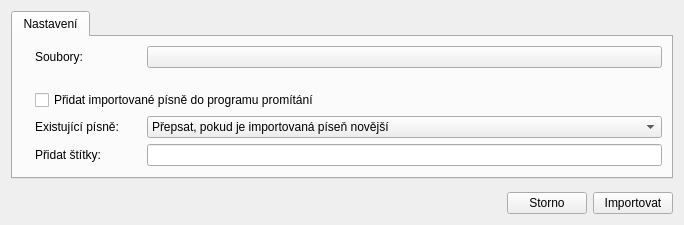
This is src/importexport/opensongimportdialog.ui in CZDanol/StrawLumen as Qt 5 draws it before an edit. The edited form follows.
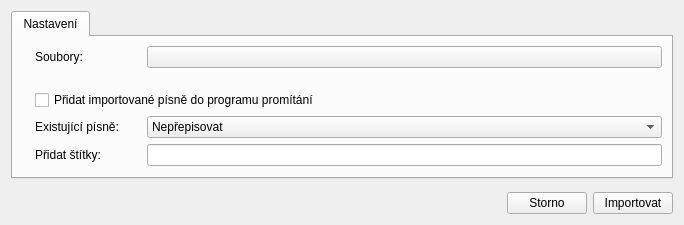
This is the edited form. Icons and pictures are not drawn. Custom widgets are drawn as their Qt base class.

Diff of the .ui file:
```diff
--- a/src/importexport/opensongimportdialog.ui
+++ b/src/importexport/opensongimportdialog.ui
@@ -161,7 +161,7 @@
           </sizepolicy>
          </property>
          <property name="currentIndex">
-          <number>1</number>
+          <number>0</number>
          </property>
          <property name="sizeAdjustPolicy">
           <enum>QComboBox::AdjustToContents</enum>
@@ -173,12 +173,7 @@
          </item>
          <item>
           <property name="text">
-           <string>Přepsat, pokud je importovaná píseň novější</string>
-          </property>
-         </item>
-         <item>
-          <property name="text">
-           <string>Vždy přepsat</string>
+           <string>Přepsat</string>
           </property>
          </item>
         </widget>
```
